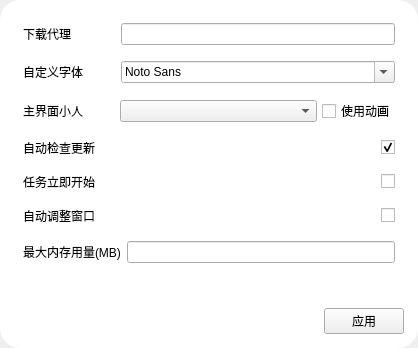
Icexbb/SekaiSubtitle-Python, file src/gui/design/WidgetSetting.ui: the form before one commit.
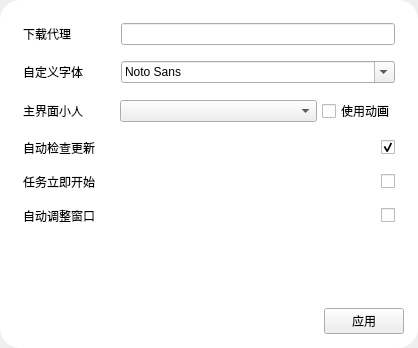
The form after the commit.

```diff
--- a/src/gui/design/WidgetSetting.ui
+++ b/src/gui/design/WidgetSetting.ui
@@ -307,35 +307,6 @@
                                                 </item>
                                             </layout>
                                         </item>
-                                        <item>
-                                            <layout class="QHBoxLayout" name="horizontalLayout_8" stretch="1,3">
-                                                <property name="leftMargin">
-                                                    <number>5</number>
-                                                </property>
-                                                <property name="topMargin">
-                                                    <number>5</number>
-                                                </property>
-                                                <property name="rightMargin">
-                                                    <number>5</number>
-                                                </property>
-                                                <property name="bottomMargin">
-                                                    <number>5</number>
-                                                </property>
-                                                <item>
-                                                    <widget class="QLabel" name="label_6">
-                                                        <property name="text">
-                                                            <string>最大内存用量(MB)</string>
-                                                        </property>
-                                                        <property name="textFormat">
-                                                            <enum>Qt::PlainText</enum>
-                                                        </property>
-                                                    </widget>
-                                                </item>
-                                                <item>
-                                                    <widget class="QLineEdit" name="SettingRamMaxUse"/>
-                                                </item>
-                                            </layout>
-                                        </item>
                                         <item>
                                             <spacer name="verticalSpacer">
                                                 <property name="orientation">
```
Lines whose indentation alone changed are shown as unchanged.
